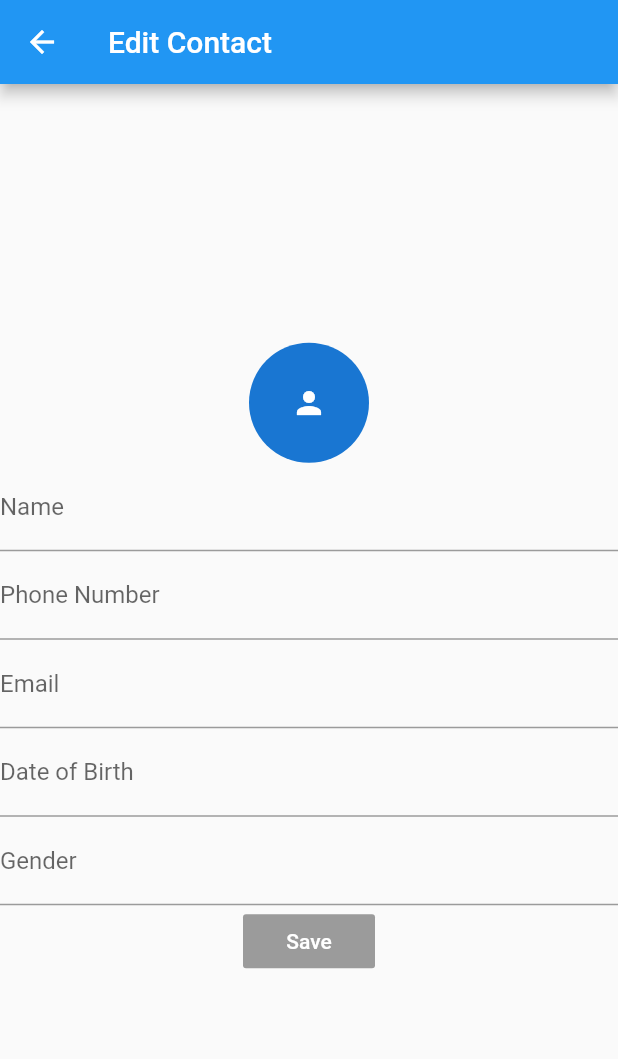
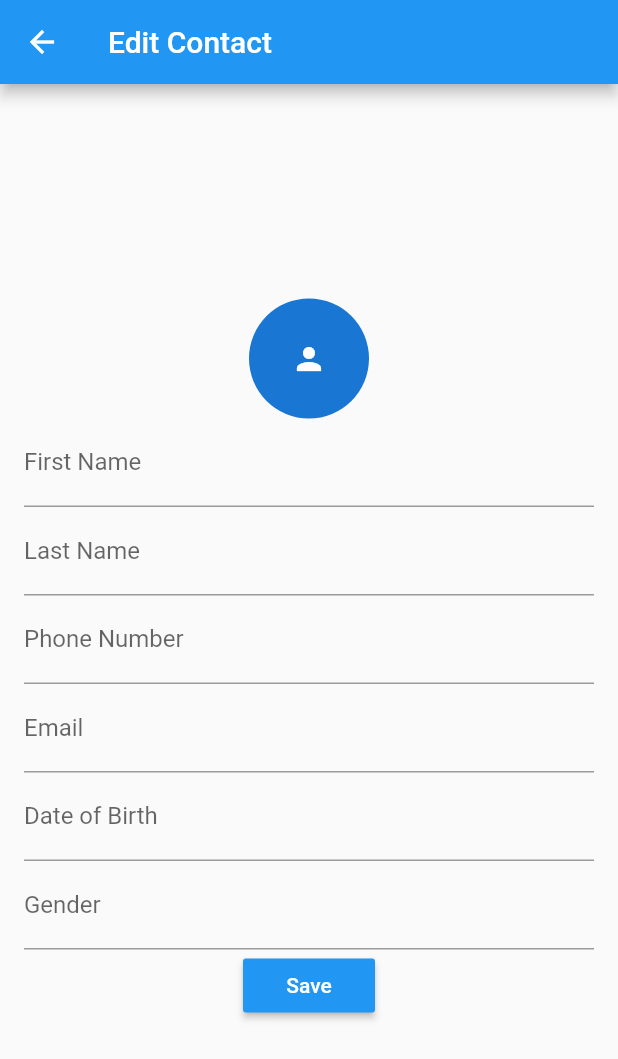
Before and after one commit to hananideen/contact-manager, a Flutter app: the EditContact screen opened directly with empty values, on a phone screen of 412 x 824 dp. Shown: the top 1059 px of the screen. Run offline on Flutter 3.47's test engine with Material 2 defaults, Android fonts, the phone set to English and light mode, and no system bars; network calls fail.

Commit message:
Edit contact add text controller

```diff
--- a/lib/contact_edit.dart
+++ b/lib/contact_edit.dart
@@ -1,10 +1,33 @@
 import 'package:flutter/material.dart';
 import './contact.dart';
 
-class EditContact extends StatelessWidget {
+class EditContact extends StatefulWidget {
 
   final Contact contact;
   EditContact({Key key, @required this.contact}) : super(key: key);
+
+  _EditContactState createState() => _EditContactState();
+}
+
+class _EditContactState extends State<EditContact> {
+
+  TextEditingController firstNameController = TextEditingController(text: "");
+  TextEditingController lastNameController = TextEditingController(text: "");
+  TextEditingController phoneNoController = TextEditingController(text: "");
+  TextEditingController emailController = TextEditingController(text: "");
+  TextEditingController dobController = TextEditingController(text: "");
+  TextEditingController genderController = TextEditingController(text: "");
+
+  @override
+  void dispose() {
+    firstNameController.dispose();
+    lastNameController.dispose();
+    phoneNoController.dispose();
+    emailController.dispose();
+    dobController.dispose();
+    genderController.dispose();
+    super.dispose();
+  }
 
   @override
   Widget build(BuildContext context) {
@@ -20,33 +43,71 @@ class EditContact extends StatelessWidget {
               radius: 40,
               child: Icon(Icons.person),
             ),
-            TextFormField(
+            Padding(
+              padding: const EdgeInsets.only(left:16.0, right: 16.0),
+              child: TextFormField(
+                controller: firstNameController = TextEditingController(text: widget.contact.firstName),
                 decoration: InputDecoration(
-                  labelText: 'Name'
+                  labelText: 'First Name',
                 ),
               ),
-            TextFormField(
+            ),
+            Padding(
+              padding: const EdgeInsets.only(left:16.0, right: 16.0),
+              child: TextFormField(
+                controller: firstNameController = TextEditingController(text: widget.contact.lastName),
+                decoration: InputDecoration(
+                  labelText: 'Last Name',
+                ),
+              ),
+            ),
+            Padding(
+              padding: const EdgeInsets.only(left:16.0, right: 16.0),
+              child: TextFormField(
+                controller: firstNameController = TextEditingController(text: widget.contact.phoneNo),
                 decoration: InputDecoration(
                     labelText: 'Phone Number'
                 ),
               ),
-            TextFormField(
+            ),
+            Padding(
+              padding: const EdgeInsets.only(left:16.0, right: 16.0),
+              child: TextFormField(
+                controller: firstNameController = TextEditingController(text: widget.contact.email),
                 decoration: InputDecoration(
                     labelText: 'Email'
                 ),
               ),
-            TextFormField(
+            ),
+            Padding(
+              padding: const EdgeInsets.only(left:16.0, right: 16.0),
+              child: TextFormField(
+                controller: firstNameController = TextEditingController(text: widget.contact.dateOfBirth),
                 decoration: InputDecoration(
                     labelText: 'Date of Birth'
                 ),
               ),
-            TextFormField(
+            ),
+            Padding(
+              padding: const EdgeInsets.only(left:16.0, right: 16.0),
+              child: TextFormField(
+                controller: firstNameController = TextEditingController(text: widget.contact.gender),
                 decoration: InputDecoration(
                     labelText: 'Gender'
                 ),
               ),
+            ),
             RaisedButton(
-              padding: const EdgeInsets.all(8.0),
+              onPressed: () {
+                return showDialog(
+                  context: context,
+                  builder: (context) {
+                    return AlertDialog(
+                      content: Text(firstNameController.text),
+                    );
+                  },
+                );
+              },
               textColor: Colors.white,
               color: Colors.blue,
               child: new Text("Save"),
```
Lines whose indentation alone changed are shown as unchanged.
